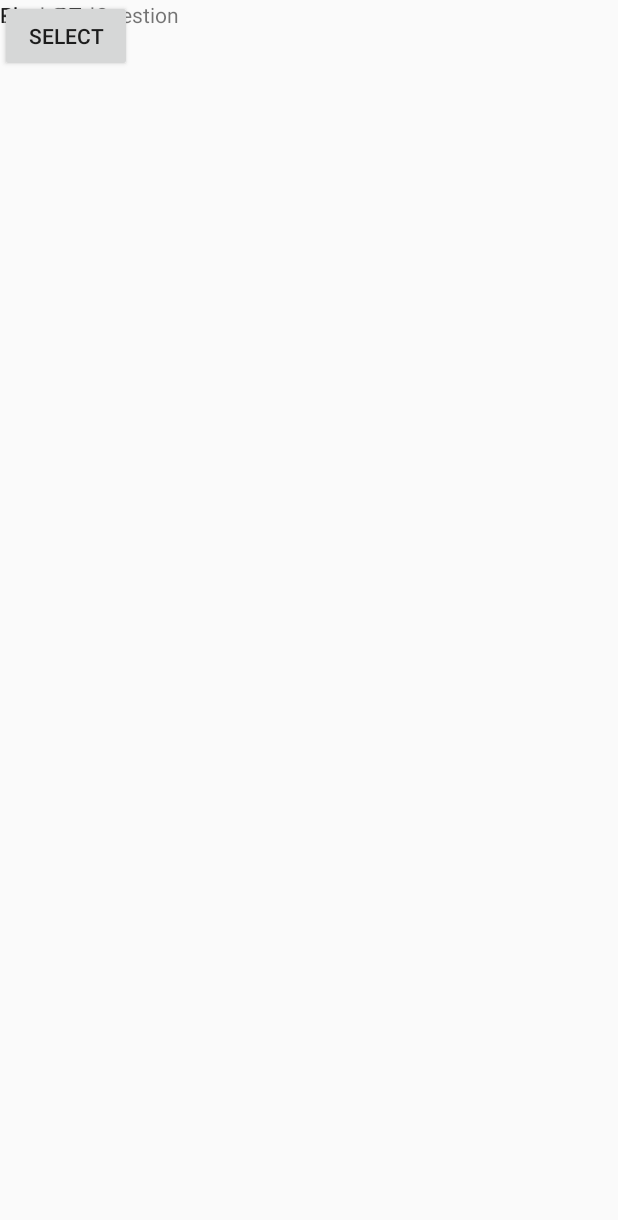
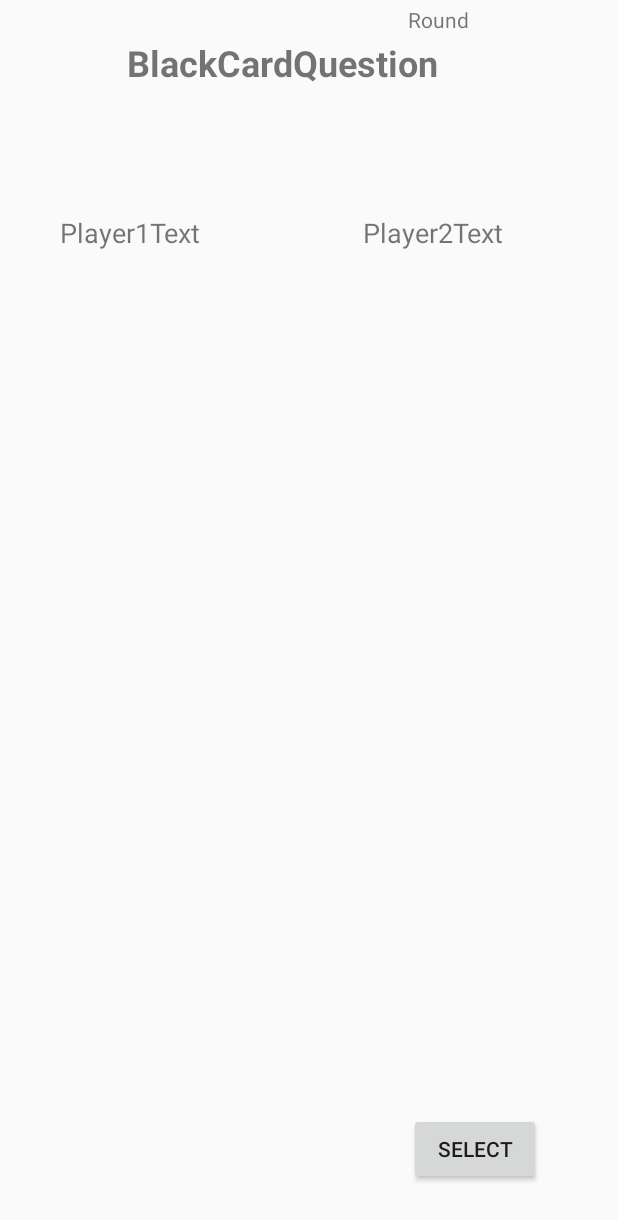
Before and after one commit to its-akshara/Cards-Against_Humanity, an Android app: the layout activity_judge2.xml on its own in the app's theme, with its tools: preview values and no code run, on a phone screen of 412 x 824 dp. Shown: the top 1220 px of the screen. Run offline under Robolectric (Android 15) with nearby library versions, the phone set to English and light mode, and no system bars.

Commit message:
fixed judge UI

```diff
--- a/Frontend/cardsagainsthumanityfrontend/app/src/main/res/layout/activity_judge2.xml
+++ b/Frontend/cardsagainsthumanityfrontend/app/src/main/res/layout/activity_judge2.xml
@@ -9,41 +9,69 @@
 
     <TextView
         android:id="@+id/blackQuestion"
-        android:layout_width="wrap_content"
-        android:layout_height="wrap_content"
+        android:layout_width="320dp"
+        android:layout_height="62dp"
+        android:layout_marginEnd="7dp"
+        android:layout_marginTop="25dp"
         android:text="BlackCardQuestion"
-        tools:layout_editor_absoluteX="133dp"
-        tools:layout_editor_absoluteY="34dp" />
+        android:textSize="24sp"
+        android:textStyle="bold"
+        app:layout_constraintEnd_toEndOf="parent"
+        app:layout_constraintTop_toTopOf="parent" />
 
     <Button
         android:id="@+id/reset"
         android:layout_width="wrap_content"
         android:layout_height="wrap_content"
+        android:layout_marginBottom="34dp"
+        android:layout_marginEnd="51dp"
         android:text="Select"
-        tools:layout_editor_absoluteX="237dp"
-        tools:layout_editor_absoluteY="429dp" />
+        app:layout_constraintBottom_toBottomOf="parent"
+        app:layout_constraintEnd_toEndOf="parent" />
 
     <TextView
         android:id="@+id/player1Card"
-        android:layout_width="wrap_content"
-        android:layout_height="wrap_content"
+        android:layout_width="150dp"
+        android:layout_height="175dp"
+        android:layout_marginStart="30dp"
+        android:layout_marginTop="45dp"
         android:text="Player1Text"
-        tools:layout_editor_absoluteX="84dp"
-        tools:layout_editor_absoluteY="165dp" />
+        android:textSize="18sp"
+        android:padding="10dp"
+        app:layout_constraintStart_toStartOf="parent"
+        app:layout_constraintTop_toBottomOf="@+id/blackQuestion" />
 
     <TextView
         android:id="@+id/player2Card"
-        android:layout_width="wrap_content"
-        android:layout_height="wrap_content"
+        android:layout_width="150dp"
+        android:layout_height="175dp"
+        android:layout_marginEnd="30dp"
+        android:layout_marginTop="45dp"
         android:text="Player2Text"
-        tools:layout_editor_absoluteX="84dp"
-        tools:layout_editor_absoluteY="255dp" />
+        android:textSize="18sp"
+        android:padding="10dp"
+        app:layout_constraintEnd_toEndOf="parent"
+        app:layout_constraintTop_toBottomOf="@+id/blackQuestion" />
 
     <TextView
         android:id="@+id/noCardChoosen"
         android:layout_width="0dp"
         android:layout_height="19dp"
-        tools:layout_editor_absoluteX="161dp"
-        tools:layout_editor_absoluteY="445dp" />
+        android:layout_marginBottom="47dp"
+        android:layout_marginStart="75dp"
+        app:layout_constraintBottom_toBottomOf="parent"
+        app:layout_constraintStart_toStartOf="parent" />
+
+    <TextView
+        android:id="@+id/textView3"
+        android:layout_width="wrap_content"
+        android:layout_height="wrap_content"
+        android:layout_marginBottom="3dp"
+        android:layout_marginStart="272dp"
+        android:layout_marginTop="4dp"
+        android:text="Round"
+        app:layout_constraintBottom_toTopOf="@+id/blackQuestion"
+        app:layout_constraintStart_toStartOf="parent"
+        app:layout_constraintTop_toTopOf="parent" />
 
 </android.support.constraint.ConstraintLayout>
--- a/Frontend/cardsagainsthumanityfrontend/app/src/main/res/layout/activity_player.xml
+++ b/Frontend/cardsagainsthumanityfrontend/app/src/main/res/layout/activity_player.xml
@@ -11,15 +11,16 @@
         android:layout_width="54dp"
         android:layout_height="22dp"
         android:layout_marginStart="24dp"
+        android:layout_marginTop="3dp"
         android:text="Player"
         app:layout_constraintStart_toStartOf="parent"
-        tools:layout_editor_absoluteY="3dp" />
+        app:layout_constraintTop_toTopOf="parent" />
 
     <TextView
         android:id="@+id/blackQuestion"
         android:layout_width="320dp"
         android:layout_height="62dp"
-        android:layout_marginEnd="5dp"
+        android:layout_marginEnd="7dp"
         android:layout_marginStart="10dp"
         android:layout_marginTop="25dp"
         android:text="BlackCardQuestion"
```
